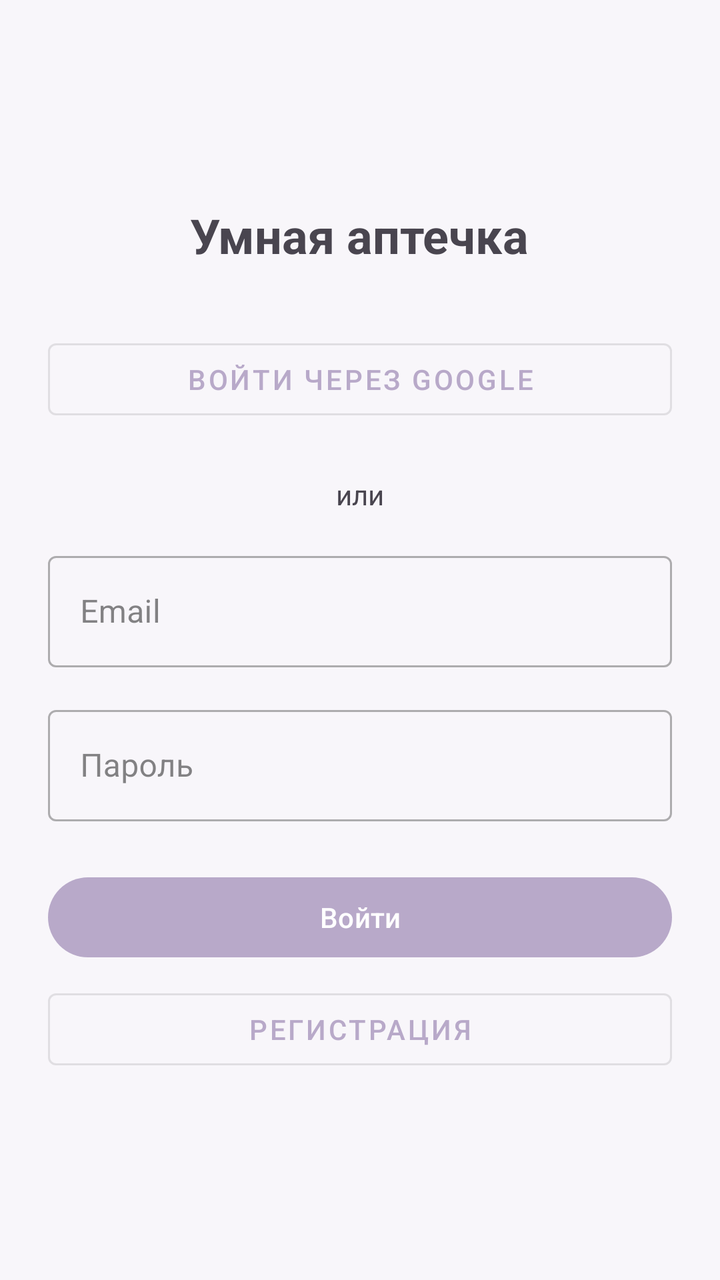
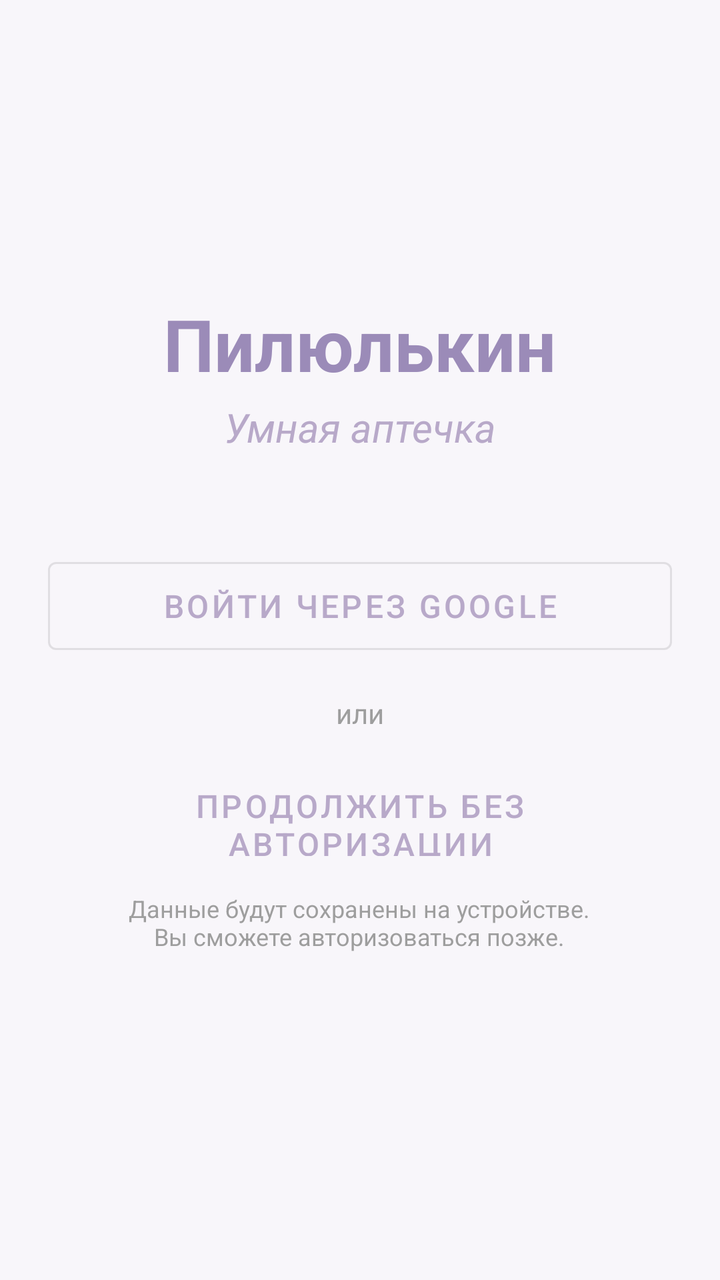

Two renders of the same Android screen: before a commit and after it. Below are the layout's source before the change and the commit's diff.
<!-- AndroidManifest.xml: application theme Theme.Pillulkin -->
<!-- res/layout/fragment_patient_auth.xml -->
<?xml version="1.0" encoding="utf-8"?>
<LinearLayout xmlns:android="http://schemas.android.com/apk/res/android"
    android:layout_width="match_parent"
    android:layout_height="match_parent"
    android:orientation="vertical"
    android:padding="24dp"
    android:gravity="center">

    <TextView
        android:layout_width="wrap_content"
        android:layout_height="wrap_content"
        android:text="Умная аптечка"
        android:textSize="24sp"
        android:textStyle="bold"
        android:layout_marginBottom="32dp" />

    <com.google.android.material.button.MaterialButton
        android:id="@+id/btnGoogleSignIn"
        android:layout_width="match_parent"
        android:layout_height="wrap_content"
        android:text="Войти через Google"
        android:layout_marginBottom="24dp"
        style="@style/Widget.MaterialComponents.Button.OutlinedButton" />

    <TextView
        android:layout_width="wrap_content"
        android:layout_height="wrap_content"
        android:text="или"
        android:layout_marginBottom="16dp" />

    <com.google.android.material.textfield.TextInputLayout
        android:layout_width="match_parent"
        android:layout_height="wrap_content"
        android:hint="Email"
        style="@style/Widget.MaterialComponents.TextInputLayout.OutlinedBox">

        <com.google.android.material.textfield.TextInputEditText
            android:id="@+id/editEmail"
            android:layout_width="match_parent"
            android:layout_height="wrap_content"
            android:inputType="textEmailAddress" />
    </com.google.android.material.textfield.TextInputLayout>

    <com.google.android.material.textfield.TextInputLayout
        android:layout_width="match_parent"
        android:layout_height="wrap_content"
        android:hint="Пароль"
        android:layout_marginTop="16dp"
        style="@style/Widget.MaterialComponents.TextInputLayout.OutlinedBox">

        <com.google.android.material.textfield.TextInputEditText
            android:id="@+id/editPassword"
            android:layout_width="match_parent"
            android:layout_height="wrap_content"
            android:inputType="textPassword" />
    </com.google.android.material.textfield.TextInputLayout>

    <com.google.android.material.button.MaterialButton
        android:id="@+id/btnLogin"
        android:layout_width="match_parent"
        android:layout_height="wrap_content"
        android:text="Войти"
        android:layout_marginTop="24dp" />

    <com.google.android.material.button.MaterialButton
        android:id="@+id/btnRegister"
        android:layout_width="match_parent"
        android:layout_height="wrap_content"
        android:text="Регистрация"
        android:layout_marginTop="8dp"
        style="@style/Widget.MaterialComponents.Button.OutlinedButton" />

    <ProgressBar
        android:id="@+id/progressBar"
        android:layout_width="wrap_content"
        android:layout_height="wrap_content"
        android:visibility="gone"
        android:layout_marginTop="16dp" />
</LinearLayout>
<!-- resources referenced by this layout -->
<resources>
  <style name="Theme.Pillulkin" parent="Base.Theme.Pillulkin" />
  <style name="Base.Theme.Pillulkin" parent="Theme.Material3.DayNight.NoActionBar">
          <item name="colorPrimary">@color/primary</item>
          <item name="colorPrimaryDark">@color/primary_dark</item>
          <item name="colorSecondary">@color/secondary</item>
          <item name="colorTertiary">@color/tertiary</item>
          <item name="android:colorBackground">@color/background</item>
          <item name="colorSurface">@color/surface</item>
          <item name="colorError">@color/error</item>
          <item name="colorOnPrimary">@color/on_primary</item>
          <item name="colorOnSecondary">@color/on_secondary</item>
          <item name="colorOnBackground">@color/on_background</item>
          <item name="colorOnSurface">@color/on_surface</item>
          <item name="colorOnError">@color/on_error</item>
      </style>
  <color name="primary">#B8A9C9</color>
  <color name="primary_dark">#9B8BB8</color>
  <color name="secondary">#88C9BF</color>
  <color name="tertiary">#A8D5A2</color>
  <color name="background">#F8F6FA</color>
  <color name="surface">#FFFFFFFF</color>
  <color name="error">#E57373</color>
  <color name="on_primary">#FFFFFFFF</color>
  <color name="on_secondary">#FFFFFFFF</color>
  <color name="on_background">#FF333333</color>
  <color name="on_surface">#FF333333</color>
  <color name="on_error">#FFFFFFFF</color>
</resources>

<!-- the commit's change to res/layout/fragment_patient_auth.xml (unified diff, before → after) -->
@@ -9,66 +9,54 @@
     <TextView
         android:layout_width="wrap_content"
         android:layout_height="wrap_content"
+        android:text="Пилюлькин"
+        android:textSize="36sp"
+        android:textStyle="bold"
+        android:textColor="@color/primary_dark"
+        android:layout_marginBottom="4dp" />
+
+    <TextView
+        android:layout_width="wrap_content"
+        android:layout_height="wrap_content"
         android:text="Умная аптечка"
-        android:textSize="24sp"
-        android:textStyle="bold"
-        android:layout_marginBottom="32dp" />
+        android:textSize="20sp"
+        android:textStyle="italic"
+        android:textColor="@color/primary"
+        android:layout_marginBottom="48dp" />
 
     <com.google.android.material.button.MaterialButton
         android:id="@+id/btnGoogleSignIn"
         android:layout_width="match_parent"
-        android:layout_height="wrap_content"
+        android:layout_height="56dp"
         android:text="Войти через Google"
-        android:layout_marginBottom="24dp"
+        android:textSize="16sp"
+        android:layout_marginBottom="16dp"
         style="@style/Widget.MaterialComponents.Button.OutlinedButton" />
 
     <TextView
         android:layout_width="wrap_content"
         android:layout_height="wrap_content"
         android:text="или"
-        android:layout_marginBottom="16dp" />
-
-    <com.google.android.material.textfield.TextInputLayout
-        android:layout_width="match_parent"
-        android:layout_height="wrap_content"
-        android:hint="Email"
-        style="@style/Widget.MaterialComponents.TextInputLayout.OutlinedBox">
-
-        <com.google.android.material.textfield.TextInputEditText
-            android:id="@+id/editEmail"
-            android:layout_width="match_parent"
-            android:layout_height="wrap_content"
-            android:inputType="textEmailAddress" />
-    </com.google.android.material.textfield.TextInputLayout>
-
-    <com.google.android.material.textfield.TextInputLayout
-        android:layout_width="match_parent"
-        android:layout_height="wrap_content"
-        android:hint="Пароль"
-        android:layout_marginTop="16dp"
-        style="@style/Widget.MaterialComponents.TextInputLayout.OutlinedBox">
-
-        <com.google.android.material.textfield.TextInputEditText
-            android:id="@+id/editPassword"
-            android:layout_width="match_parent"
-            android:layout_height="wrap_content"
-            android:inputType="textPassword" />
-    </com.google.android.material.textfield.TextInputLayout>
+        android:layout_marginBottom="16dp"
+        android:textColor="@color/hint" />
 
     <com.google.android.material.button.MaterialButton
-        android:id="@+id/btnLogin"
+        android:id="@+id/btnSkip"
         android:layout_width="match_parent"
+        android:layout_height="56dp"
+        android:text="Продолжить без авторизации"
+        android:textSize="16sp"
+        style="@style/Widget.MaterialComponents.Button.TextButton" />
+
+    <TextView
+        android:layout_width="wrap_content"
         android:layout_height="wrap_content"
-        android:text="Войти"
-        android:layout_marginTop="24dp" />
-
-    <com.google.android.material.button.MaterialButton
-        android:id="@+id/btnRegister"
-        android:layout_width="match_parent"
-        android:layout_height="wrap_content"
-        android:text="Регистрация"
+        android:text="Данные будут сохранены на устройстве.\nВы сможете авторизоваться позже."
+        android:textSize="12sp"
+        android:textColor="@color/hint"
+        android:textAlignment="center"
         android:layout_marginTop="8dp"
-        style="@style/Widget.MaterialComponents.Button.OutlinedButton" />
+        android:layout_marginBottom="16dp" />
 
     <ProgressBar
         android:id="@+id/progressBar"
<!-- resource entries referenced after the edit -->
@@ -1,5 +1,6 @@
 <!-- resources referenced by this layout -->
 <resources>
+  <color name="hint">#9E9E9E</color>
   <style name="Theme.Pillulkin" parent="Base.Theme.Pillulkin" />
   <style name="Base.Theme.Pillulkin" parent="Theme.Material3.DayNight.NoActionBar">
           <item name="colorPrimary">@color/primary</item>
